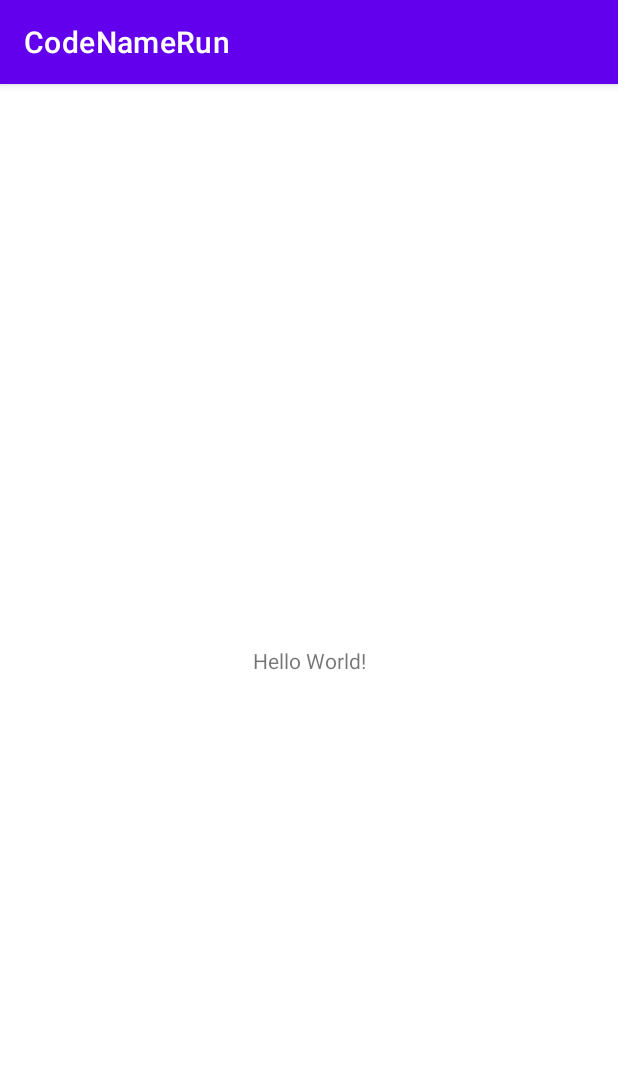
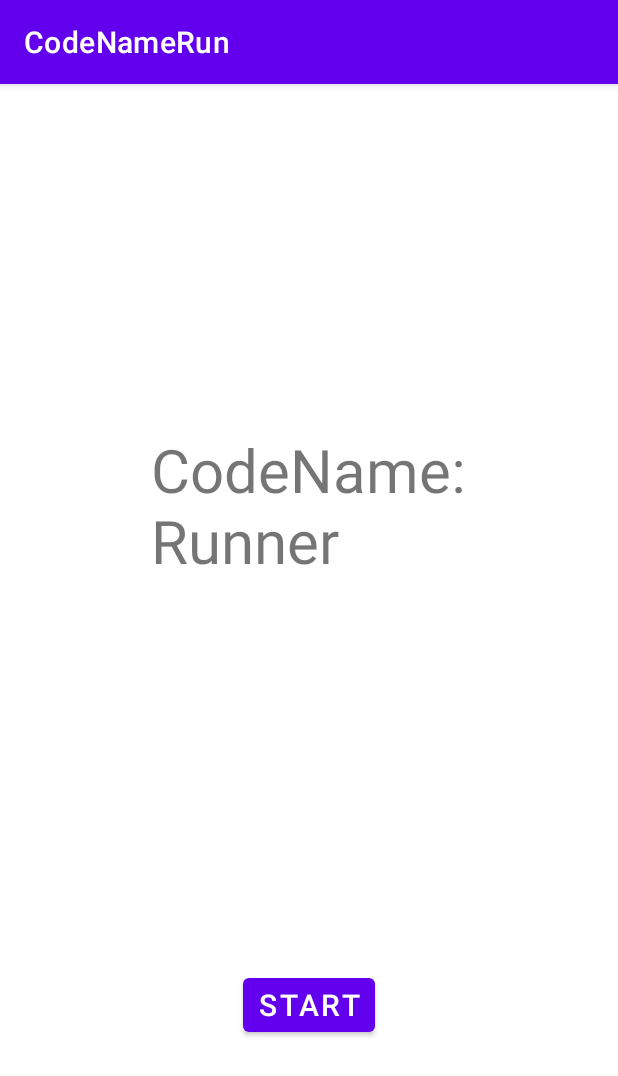
Before and after one commit to GC211MP/Front-End, an Android app: the screen it shows after launch (MainActivity), on a phone screen of 412 x 824 dp. Shown: the top 1076 px of the screen. Run offline under Robolectric (Android 15) with nearby library versions, the phone set to English and light mode, and no system bars.

Commit message:
add views on main actitity
add views on main actitity

```diff
--- a/CodeNameRun/app/src/main/java/gachon/hanul/codenamerun/MainActivity.java
+++ b/CodeNameRun/app/src/main/java/gachon/hanul/codenamerun/MainActivity.java
@@ -10,8 +10,5 @@ public class MainActivity extends AppCompatActivity {
     protected void onCreate(Bundle savedInstanceState) {
         super.onCreate(savedInstanceState);
         setContentView(R.layout.activity_main);
-
-        // hello
-        // hi
     }
 }
--- a/CodeNameRun/app/src/main/res/layout/activity_main.xml
+++ b/CodeNameRun/app/src/main/res/layout/activity_main.xml
@@ -1,5 +1,5 @@
 <?xml version="1.0" encoding="utf-8"?>
-<androidx.constraintlayout.widget.ConstraintLayout xmlns:android="http://schemas.android.com/apk/res/android"
+<RelativeLayout xmlns:android="http://schemas.android.com/apk/res/android"
     xmlns:app="http://schemas.android.com/apk/res-auto"
     xmlns:tools="http://schemas.android.com/tools"
     android:layout_width="match_parent"
@@ -9,10 +9,26 @@
     <TextView
         android:layout_width="wrap_content"
         android:layout_height="wrap_content"
-        android:text="Hello World!"
-        app:layout_constraintBottom_toBottomOf="parent"
-        app:layout_constraintLeft_toLeftOf="parent"
-        app:layout_constraintRight_toRightOf="parent"
-        app:layout_constraintTop_toTopOf="parent" />
 
-</androidx.constraintlayout.widget.ConstraintLayout>
+        android:text="CodeName:\nRunner"
+        android:textSize="40dp"
+
+        android:padding = "0dp"
+        android:layout_centerHorizontal="true"
+        android:layout_marginTop="230dp"
+        />
+
+    <Button
+        android:layout_width="wrap_content"
+        android:layout_height="wrap_content"
+
+        android:text="START"
+        android:textSize="20dp"
+
+        android:padding="0dp"
+
+        android:layout_centerHorizontal="true"
+        android:layout_alignParentBottom="true"
+        android:layout_marginBottom="130dp"/>
+
+</RelativeLayout>
```
